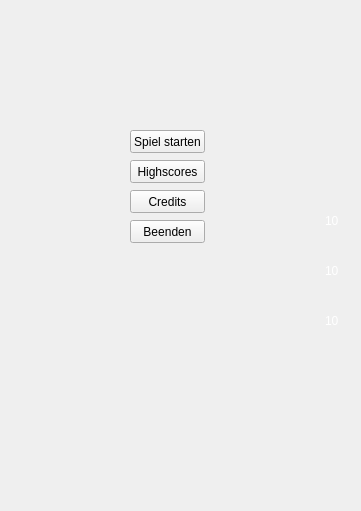
Before: the Qt Designer form test005.ui in hikinggrass/kbtris, drawn with Qt 5.
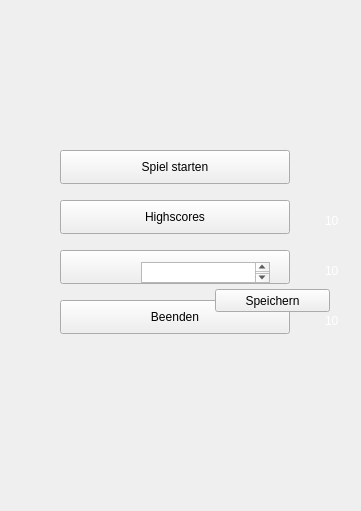
After: the same form once the commit is applied. Icons and pictures are not drawn.

```diff
--- a/test005.ui
+++ b/test005.ui
@@ -271,25 +271,40 @@
    </property>
   </widget>
   <widget class="QPushButton" name="btnSpielstarten" >
+   <property name="enabled" >
+    <bool>true</bool>
+   </property>
    <property name="geometry" >
     <rect>
-     <x>130</x>
-     <y>130</y>
-     <width>75</width>
-     <height>23</height>
+     <x>60</x>
+     <y>150</y>
+     <width>230</width>
+     <height>34</height>
     </rect>
    </property>
    <property name="text" >
     <string>Spiel starten</string>
    </property>
+   <property name="iconSize" >
+    <size>
+     <width>230</width>
+     <height>34</height>
+    </size>
+   </property>
+   <property name="autoDefault" >
+    <bool>false</bool>
+   </property>
+   <property name="flat" >
+    <bool>false</bool>
+   </property>
   </widget>
   <widget class="QPushButton" name="btnHighscores" >
    <property name="geometry" >
     <rect>
-     <x>130</x>
-     <y>160</y>
-     <width>75</width>
-     <height>23</height>
+     <x>60</x>
+     <y>200</y>
+     <width>230</width>
+     <height>34</height>
     </rect>
    </property>
    <property name="text" >
@@ -305,10 +320,10 @@
   <widget class="QPushButton" name="btnCredits" >
    <property name="geometry" >
     <rect>
-     <x>130</x>
-     <y>190</y>
-     <width>75</width>
-     <height>23</height>
+     <x>60</x>
+     <y>250</y>
+     <width>230</width>
+     <height>34</height>
     </rect>
    </property>
    <property name="text" >
@@ -318,10 +333,10 @@
   <widget class="QPushButton" name="btnBeenden" >
    <property name="geometry" >
     <rect>
-     <x>130</x>
-     <y>220</y>
-     <width>75</width>
-     <height>23</height>
+     <x>60</x>
+     <y>300</y>
+     <width>230</width>
+     <height>34</height>
     </rect>
    </property>
    <property name="text" >
@@ -341,6 +356,47 @@
     <string/>
    </property>
   </widget>
+  <widget class="QPlainTextEdit" name="edtName" >
+   <property name="geometry" >
+    <rect>
+     <x>141</x>
+     <y>262</y>
+     <width>129</width>
+     <height>21</height>
+    </rect>
+   </property>
+   <property name="plainText" >
+    <string/>
+   </property>
+  </widget>
+  <widget class="QPushButton" name="btnSaveHighscore" >
+   <property name="enabled" >
+    <bool>true</bool>
+   </property>
+   <property name="geometry" >
+    <rect>
+     <x>215</x>
+     <y>289</y>
+     <width>115</width>
+     <height>23</height>
+    </rect>
+   </property>
+   <property name="text" >
+    <string>Speichern</string>
+   </property>
+   <property name="iconSize" >
+    <size>
+     <width>230</width>
+     <height>34</height>
+    </size>
+   </property>
+   <property name="autoDefault" >
+    <bool>false</bool>
+   </property>
+   <property name="flat" >
+    <bool>false</bool>
+   </property>
+  </widget>
  </widget>
  <layoutdefault spacing="6" margin="11" />
  <resources>
```
